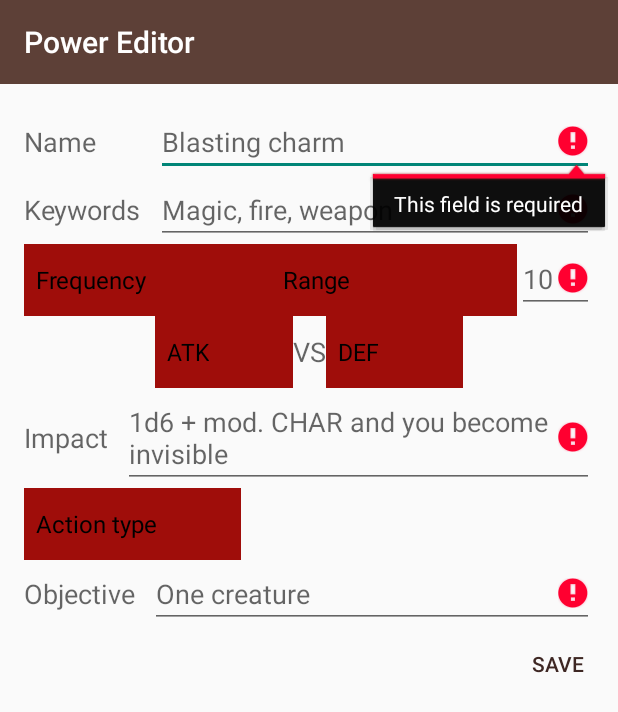
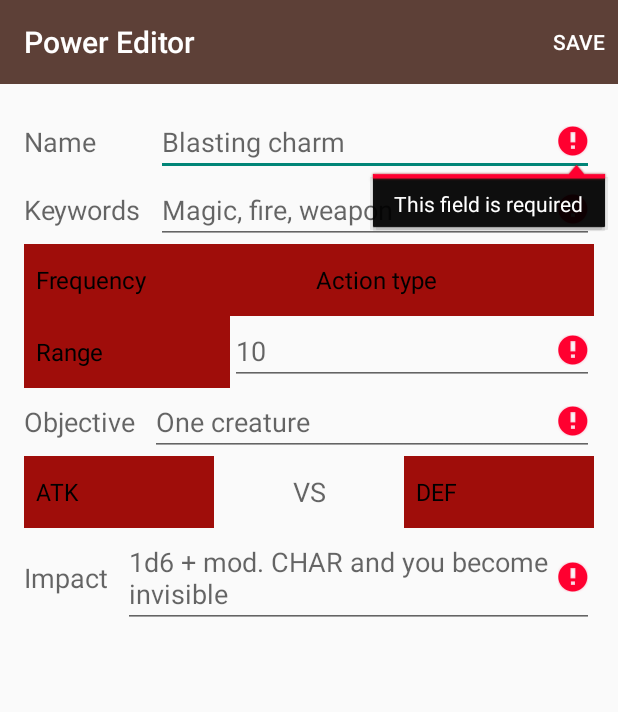
Before and after one commit to kauron/DungeonManager, an Android app: the PowerEditor screen opened directly, with no data from a screen before it, after a tap on "SAVE", on a phone screen of 412 x 824 dp. Shown: the top 712 px of the screen. Run offline under Robolectric (Android 15) with nearby library versions, the phone set to English and light mode, and no system bars.

Commit message:
PowerEditor: rearranged screen and moved Save button to ActionBar

```diff
--- a/app/src/main/java/com/kauron/dungeonmanager/PowerEditor.java
+++ b/app/src/main/java/com/kauron/dungeonmanager/PowerEditor.java
@@ -7,7 +7,8 @@ import android.graphics.drawable.Drawable;
 import android.os.Bundle;
 import android.support.v7.app.ActionBarActivity;
 import android.support.v7.widget.Toolbar;
-import android.view.View;
+import android.view.Menu;
+import android.view.MenuItem;
 import android.widget.ArrayAdapter;
 import android.widget.EditText;
 import android.widget.Spinner;
@@ -52,6 +53,7 @@ public class PowerEditor extends ActionBarActivity {
     protected void onCreate(Bundle savedInstanceState) {
         super.onCreate(savedInstanceState);
         setContentView(R.layout.activity_power_editor);
+        //identify toolbar, set it as ActionBar and add the back button to the last activity
         Toolbar toolbar = (Toolbar) findViewById(R.id.toolbar);
         setSupportActionBar(toolbar);
         getSupportActionBar().setDefaultDisplayHomeAsUpEnabled(true);
@@ -123,7 +125,7 @@ public class PowerEditor extends ActionBarActivity {
 
     }
 
-    public void saveClick(View view) {
+    public void save() {
         boolean readyToSave = true;
 
         for ( int i = 0; i < edits.length; i++ ) {
@@ -175,4 +177,22 @@ public class PowerEditor extends ActionBarActivity {
             finish();
         }
     }
+
+    @Override
+    public boolean onOptionsItemSelected(MenuItem item) {
+        int id = item.getItemId();
+
+        if (id == R.id.action_save) {
+            save();
+            return true;
+        }
+
+        return super.onOptionsItemSelected(item);
+    }
+
+    @Override
+    public boolean onCreateOptionsMenu(Menu menu) {
+        getMenuInflater().inflate(R.menu.menu_power_editor, menu);
+        return super.onCreateOptionsMenu(menu);
+    }
 }
--- a/app/src/main/res/layout/activity_power_editor.xml
+++ b/app/src/main/res/layout/activity_power_editor.xml
@@ -81,23 +81,35 @@
                 android:layout_marginRight="10dp" />
 
             <LinearLayout
+                android:layout_width="fill_parent"
+                android:layout_height="wrap_content"
                 android:orientation="horizontal"
-                android:layout_width="match_parent"
-                android:layout_height="wrap_content"
-                android:layout_below="@+id/keywordsEdit"
-                android:layout_alignParentLeft="true"
-                android:layout_alignParentStart="true"
-                android:id="@+id/spinnersLayout">
+                android:id="@+id/spinnersLayout"
+                android:layout_below="@+id/keywordsEdit">
 
                 <Spinner
-                    android:layout_width="match_parent"
+                    android:layout_width="wrap_content"
                     android:layout_height="wrap_content"
                     android:id="@+id/freqSpinner"
                     android:layout_weight="1"
                     android:spinnerMode="dropdown" />
+                <Spinner
+                    android:layout_width="wrap_content"
+                    android:layout_height="wrap_content"
+                    android:id="@+id/actionSpinner"
+                    android:layout_weight="1"
+                    android:spinnerMode="dropdown" />
+            </LinearLayout>
+
+            <LinearLayout
+                android:orientation="horizontal"
+                android:layout_width="match_parent"
+                android:layout_height="wrap_content"
+                android:id="@+id/distanceLayout"
+                android:layout_below="@+id/spinnersLayout">
 
                 <Spinner
-                    android:layout_width="match_parent"
+                    android:layout_width="wrap_content"
                     android:layout_height="wrap_content"
                     android:id="@+id/rangeSpinner"
                     android:layout_weight="1"
@@ -109,7 +121,7 @@
                     android:inputType="textCapSentences"
                     android:ems="10"
                     android:id="@+id/distanceNumEdit"
-                    android:layout_weight="0.75"
+                    android:layout_weight="1"
                     android:hint="@string/number10"
                     android:focusableInTouchMode="true" />
             </LinearLayout>
@@ -117,28 +129,32 @@
             <LinearLayout
                 android:layout_width="match_parent"
                 android:layout_height="wrap_content"
-                android:layout_below="@id/spinnersLayout"
+                android:layout_below="@+id/objectiveEdit"
                 android:orientation="horizontal"
                 android:gravity="center"
                 android:id="@+id/vsLayout">
                 <Spinner
-                    android:layout_width="wrap_content"
+                    android:layout_width="0dp"
                     android:layout_height="wrap_content"
                     android:id="@+id/atkSpinner"
-                    android:spinnerMode="dropdown" />
+                    android:spinnerMode="dropdown"
+                    android:layout_weight="1" />
 
                 <TextView
-                    android:layout_width="wrap_content"
+                    android:layout_width="0dp"
                     android:layout_height="wrap_content"
                     android:textAppearance="?android:attr/textAppearanceMedium"
                     android:text="@string/vs"
-                    android:id="@+id/vsText" />
+                    android:id="@+id/vsText"
+                    android:layout_weight="1"
+                    android:gravity="center" />
 
                 <Spinner
-                    android:layout_width="wrap_content"
+                    android:layout_width="0dp"
                     android:layout_height="wrap_content"
                     android:id="@+id/defSpinner"
-                    android:spinnerMode="dropdown" />
+                    android:spinnerMode="dropdown"
+                    android:layout_weight="1" />
 
             </LinearLayout>
 
@@ -170,15 +186,6 @@
                 android:layout_alignBottom="@+id/impactEdit"
                 android:layout_marginRight="10dp" />
 
-            <Spinner
-                android:layout_width="wrap_content"
-                android:layout_height="wrap_content"
-                android:id="@+id/actionSpinner"
-                android:layout_below="@+id/impactEdit"
-                android:layout_alignParentLeft="true"
-                android:layout_alignParentStart="true"
-                android:spinnerMode="dropdown" />
-
             <TextView
                 android:layout_width="wrap_content"
                 android:layout_height="wrap_content"
@@ -186,7 +193,7 @@
                 android:text="@string/objective"
                 android:id="@+id/objectiveText"
                 android:gravity="center_vertical"
-                android:layout_below="@+id/actionSpinner"
+                android:layout_below="@+id/distanceLayout"
                 android:layout_alignParentLeft="true"
                 android:layout_alignParentStart="true"
                 android:layout_marginRight="10dp"
@@ -197,25 +204,14 @@
                 android:layout_height="wrap_content"
                 android:id="@+id/objectiveEdit"
                 android:hint="@string/objectiveHint"
-                android:layout_below="@+id/actionSpinner"
+                android:layout_below="@+id/distanceLayout"
                 android:layout_alignParentRight="true"
                 android:capitalize="sentences"
                 android:layout_alignParentEnd="true"
                 android:layout_toRightOf="@+id/objectiveText"
                 android:layout_toEndOf="@+id/objectiveText" />
 
-            <Button
-                style="?android:attr/buttonStyleSmall"
-                android:layout_width="wrap_content"
-                android:layout_height="wrap_content"
-                android:text="@string/save"
-                android:id="@+id/saveButton"
-                android:layout_below="@+id/objectiveEdit"
-                android:layout_alignRight="@+id/impactEdit"
-                android:layout_alignEnd="@+id/impactEdit"
-                android:background="@android:color/transparent"
-                android:onClick="saveClick"
-                android:textColor="@color/primary_dark"/>
+
 
         </RelativeLayout>
     </ScrollView>
--- a/app/src/main/res/menu/menu_power_editor.xml
+++ b/app/src/main/res/menu/menu_power_editor.xml
@@ -2,4 +2,8 @@
     xmlns:app="http://schemas.android.com/apk/res-auto"
     xmlns:tools="http://schemas.android.com/tools"
     tools:context="com.kauron.dungeonmanager.PowerEditor">
+    <item
+        android:id="@+id/action_save"
+        android:title="@string/save"
+        app:showAsAction="always"/>
 </menu>
```
